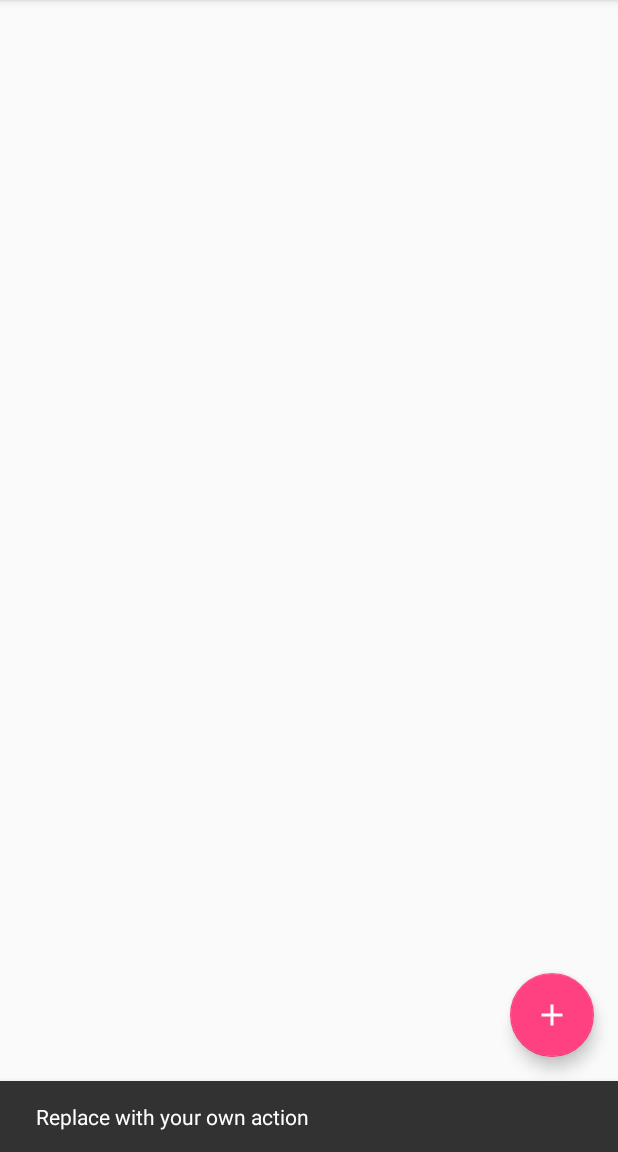
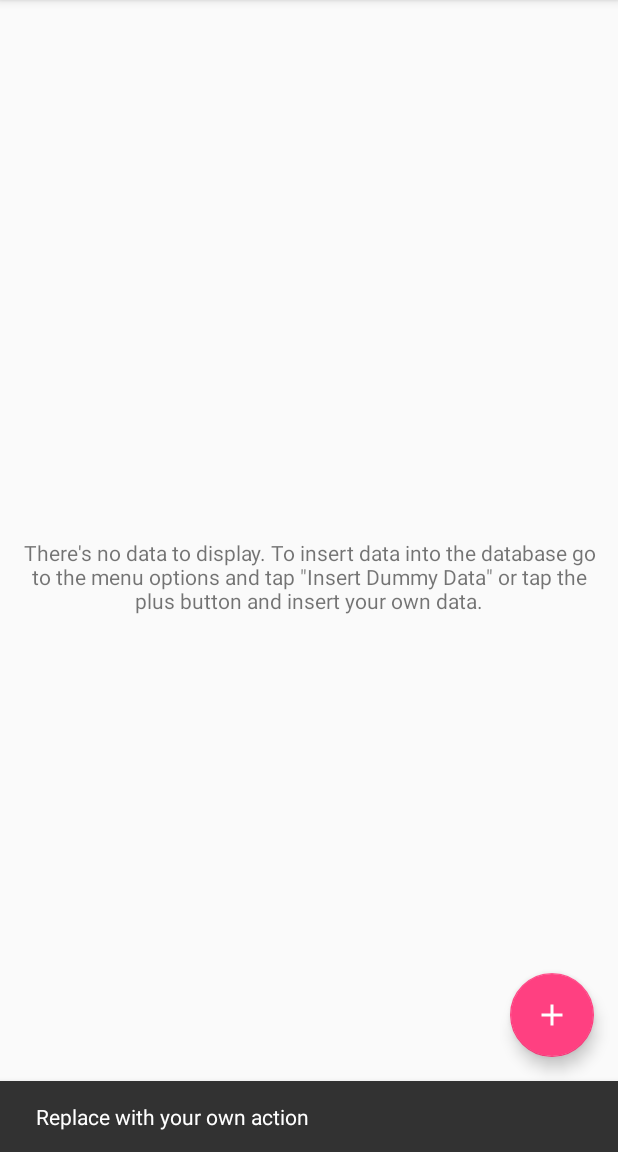
Before and after one commit to MichalZenczak/BookStore, an Android app: the screen it shows after launch (CatalogActivity), after a tap on an icon or button, on a phone screen of 412 x 824 dp, the part 84-1236 px from its top. Run offline under Robolectric (Android 15) with nearby library versions, the phone set to English and light mode, and no system bars.

Commit message:
add LoaderManager

```diff
--- a/app/src/main/java/com/example/michal/bookstore/CatalogActivity.java
+++ b/app/src/main/java/com/example/michal/bookstore/CatalogActivity.java
@@ -2,36 +2,41 @@ package com.example.michal.bookstore;
 
 import android.content.ContentValues;
 import android.database.Cursor;
-import android.database.sqlite.SQLiteDatabase;
 import android.os.Bundle;
+import android.support.annotation.NonNull;
+import android.support.annotation.Nullable;
 import android.support.design.widget.FloatingActionButton;
 import android.support.design.widget.Snackbar;
+import android.support.v4.app.LoaderManager;
+import android.support.v4.content.CursorLoader;
+import android.support.v4.content.Loader;
 import android.support.v7.app.AppCompatActivity;
 import android.support.v7.widget.Toolbar;
-import android.util.Log;
 import android.view.View;
 import android.view.Menu;
 import android.view.MenuItem;
 import android.widget.ListView;
-import android.widget.Toast;
+import android.widget.TextView;
 
 import com.example.michal.bookstore.data.BookContract.BookEntry;
-import com.example.michal.bookstore.data.BookDbHelper;
 
-public class CatalogActivity extends AppCompatActivity {
+public class CatalogActivity extends AppCompatActivity implements LoaderManager.LoaderCallbacks<Cursor>{
 
     private final static String LOG_TAG = CatalogActivity.class.getSimpleName();
-    private BookDbHelper mBookDbHelper;
+    private BookCursorAdapter mBookCursorAdapter;
+    private static final int BOOK_LOADER = 0;
 
 
     @Override
     protected void onCreate(Bundle savedInstanceState) {
         super.onCreate(savedInstanceState);
         setContentView(R.layout.activity_catalog);
-        Toolbar toolbar = (Toolbar) findViewById(R.id.toolbar);
+        Toolbar toolbar = findViewById(R.id.toolbar);
         setSupportActionBar(toolbar);
 
-        FloatingActionButton fab = (FloatingActionButton) findViewById(R.id.fab);
+        FloatingActionButton fab = findViewById(R.id.fab);
+
+        //TODO: change action on fab click to open new activity. Intent.
         fab.setOnClickListener(new View.OnClickListener() {
             @Override
             public void onClick(View view) {
@@ -41,23 +46,22 @@ public class CatalogActivity extends AppCompatActivity {
         });
 
         ListView bookListView = findViewById(R.id.content_list);
+        TextView emptyTv = findViewById(R.id.empty_text_view);
+        emptyTv.setText(R.string.text_empty_text_view);
+        bookListView.setEmptyView(emptyTv);
 
+        mBookCursorAdapter = new BookCursorAdapter(this,null);
+        bookListView.setAdapter(mBookCursorAdapter);
 
+        //TODO: create onItemClickListener on list items
 
-        mBookDbHelper = new BookDbHelper(this);
-    }
-
-    @Override
-    protected void onStart() {
-        super.onStart();
-        readFromDb();
+        getSupportLoaderManager().initLoader(BOOK_LOADER,null,this);
     }
 
     /**
      * Helper method to insert hardcoded book data into the database.
      */
     private void insertBook(){
-        SQLiteDatabase db = mBookDbHelper.getWritableDatabase();
         ContentValues values = new ContentValues();
         values.put(BookEntry.COLUMN_PRODUCT_NAME, "Fancy Book Title");
         values.put(BookEntry.COLUMN_PRICE, "100");
@@ -65,60 +69,11 @@ public class CatalogActivity extends AppCompatActivity {
         values.put(BookEntry.COLUMN_IN_STOCK, BookEntry.inStock_YES);
         values.put(BookEntry.COLUMN_SUPPLIER_NAME, "Joe Doe");
         values.put(BookEntry.COLUMN_SUPPLIER_PHONE_NUMBER,"666-666-666");
-        long newRowId = db.insert(BookEntry.TABLE_NAME, null, values);
+        getContentResolver().insert(BookEntry.CONTENT_URI,values);
+    }
 
-        Log.i(LOG_TAG, values.toString());
-
-        Toast toast = Toast.makeText(this, "Dummy Data inserted with ID: " + newRowId, Toast.LENGTH_SHORT);
-        toast.show();
-    }
-    /**
-     * Helper method to read data from the database.
-     * Info is display in the logcat.
-     */
-    private void readFromDb(){
-        SQLiteDatabase db = mBookDbHelper.getReadableDatabase();
-
-        String[] projection ={
-                BookEntry._ID,
-                BookEntry.COLUMN_PRODUCT_NAME,
-                BookEntry.COLUMN_PRICE,
-                BookEntry.COLUMN_IN_STOCK
-        };
-
-        Cursor cursor = db.query(
-                BookEntry.TABLE_NAME,
-                projection,
-                null,
-                null,
-                null,
-                null,
-                null
-        );
-
-        try {
-            String headerString = BookEntry._ID
-                    + " - " + BookEntry.COLUMN_PRODUCT_NAME
-                    + " - " + BookEntry.COLUMN_PRICE
-                    + " - " + BookEntry.COLUMN_IN_STOCK;
-
-            Log.i(LOG_TAG, headerString);
-
-            int idColumnIndex = cursor.getColumnIndex(BookEntry._ID);
-            int productNameColumnIndex = cursor.getColumnIndex(BookEntry.COLUMN_PRODUCT_NAME);
-            int priceColumnIndex = cursor.getColumnIndex(BookEntry.COLUMN_PRICE);
-            int inStockColumnIndex = cursor.getColumnIndex(BookEntry.COLUMN_IN_STOCK);
-
-            while (cursor.moveToNext()){
-                Log.i(LOG_TAG, "\n"
-                        + Integer.toString(cursor.getInt(idColumnIndex))
-                        + " - " + cursor.getString(productNameColumnIndex)
-                        + " - " + cursor.getInt(priceColumnIndex)
-                        + " - " + cursor.getInt(inStockColumnIndex));
-            }
-        } finally {
-            cursor.close();
-        }
+    private void deleteAllBooks(){
+        getContentResolver().delete(BookEntry.CONTENT_URI, null, null);
     }
 
     @Override
@@ -133,14 +88,39 @@ public class CatalogActivity extends AppCompatActivity {
         // Handle action bar item clicks here. The action bar will
         // automatically handle clicks on the Home/Up button, so long
         // as you specify a parent activity in AndroidManifest.xml.
-        int id = item.getItemId();
+        int selectedItemId = item.getItemId();
 
-        //noinspection SimplifiableIfStatement
-        if (id == R.id.action_insert_dummy_data) {
-            insertBook();
-            readFromDb();
-            return true;
+        switch (selectedItemId){
+            case R.id.action_insert_dummy_data:
+                insertBook();
+                break;
+            case R.id.action_delete_all_data:
+                deleteAllBooks();
+                break;
         }
         return super.onOptionsItemSelected(item);
     }
+
+    @NonNull
+    @Override
+    public Loader<Cursor> onCreateLoader(int loaderId, @Nullable Bundle args) {
+        String[] projection ={
+                BookEntry._ID,
+                BookEntry.COLUMN_PRODUCT_NAME,
+                BookEntry.COLUMN_PRICE,
+                BookEntry.COLUMN_QUANTITY
+        };
+        //This Loader will execute the Content Provider's query method on a background thread
+        return new CursorLoader(this, BookEntry.CONTENT_URI, projection, null, null, null);
+    }
+
+    @Override
+    public void onLoadFinished(@NonNull Loader<Cursor> loader, Cursor data) {
+        mBookCursorAdapter.swapCursor(data);
+    }
+
+    @Override
+    public void onLoaderReset(@NonNull Loader<Cursor> loader) {
+        mBookCursorAdapter.swapCursor(null);
+    }
 }
--- a/app/src/main/res/layout/content_catalog.xml
+++ b/app/src/main/res/layout/content_catalog.xml
@@ -22,5 +22,22 @@
         app:layout_constraintStart_toStartOf="parent"
         app:layout_constraintTop_toTopOf="parent" />
 
+    <TextView
+        android:id="@+id/empty_text_view"
+        android:layout_width="match_parent"
+        android:layout_height="wrap_content"
+        android:layout_marginBottom="8dp"
+        android:layout_marginEnd="8dp"
+        android:layout_marginStart="8dp"
+        android:layout_marginTop="8dp"
+        android:text="some text"
+
+        android:textAlignment="center"
+        app:layout_constraintBottom_toBottomOf="parent"
+        app:layout_constraintEnd_toEndOf="parent"
+        app:layout_constraintStart_toStartOf="parent"
+        app:layout_constraintTop_toTopOf="parent" />
+
+
 
 </android.support.constraint.ConstraintLayout>
--- a/app/src/main/res/menu/menu_catalog.xml
+++ b/app/src/main/res/menu/menu_catalog.xml
@@ -7,4 +7,9 @@
         android:orderInCategory="100"
         android:title="@string/action_insert_dummy_data"
         app:showAsAction="never" />
+    <item
+        android:id="@+id/action_delete_all_data"
+        android:orderInCategory="101"
+        android:title="@string/action_delete_all_data"
+        app:showAsAction="never"/>
 </menu>
--- a/app/src/main/res/values/strings.xml
+++ b/app/src/main/res/values/strings.xml
@@ -1,4 +1,9 @@
 <resources>
     <string name="app_name">Book Store</string>
+    <string name="text_price">Price: </string>
+    <string name="text_quantity">Quantity: </string>
+    <string name="text_empty_text_view">There\'s no data to display. To insert data into the database
+        go to the menu options and tap \"Insert Dummy Data\" or tap the plus button and insert your own data.</string>
     <string name="action_insert_dummy_data">Insert Dummy Data</string>
+    <string name="action_delete_all_data">Delete All Data</string>
 </resources>
```
Also changed, not shown: app/src/main/java/com/example/michal/bookstore/BookCursorAdapter.java (added, +53 -0 lines), app/src/main/java/com/example/michal/bookstore/data/BookProvider.java (+23 -20 lines), app/src/main/res/layout/content_item.xml (+11 -8 lines).
